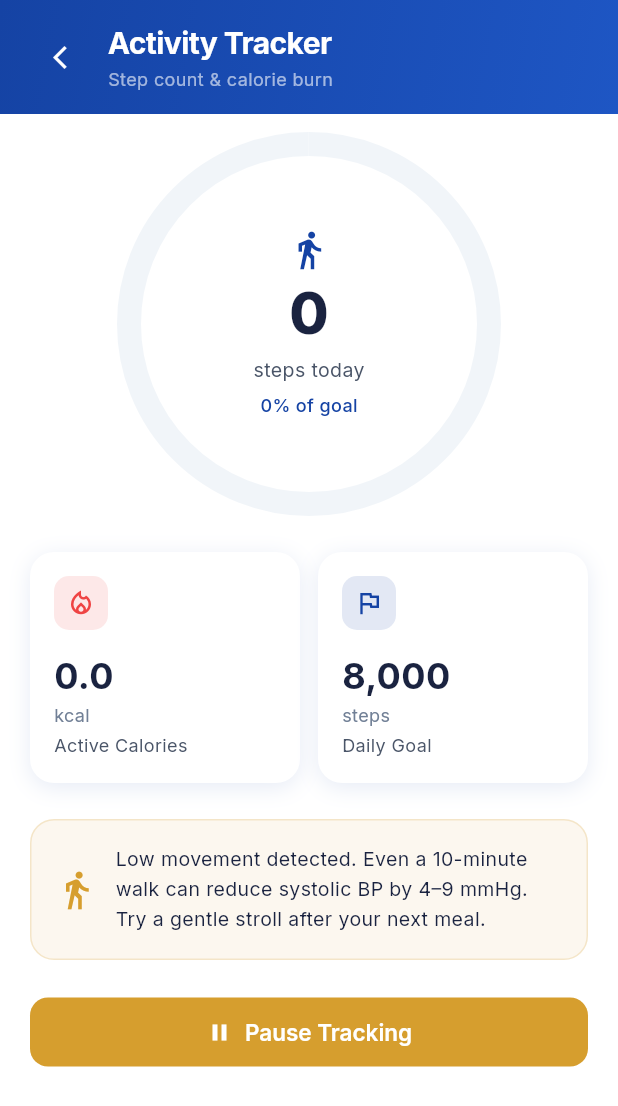
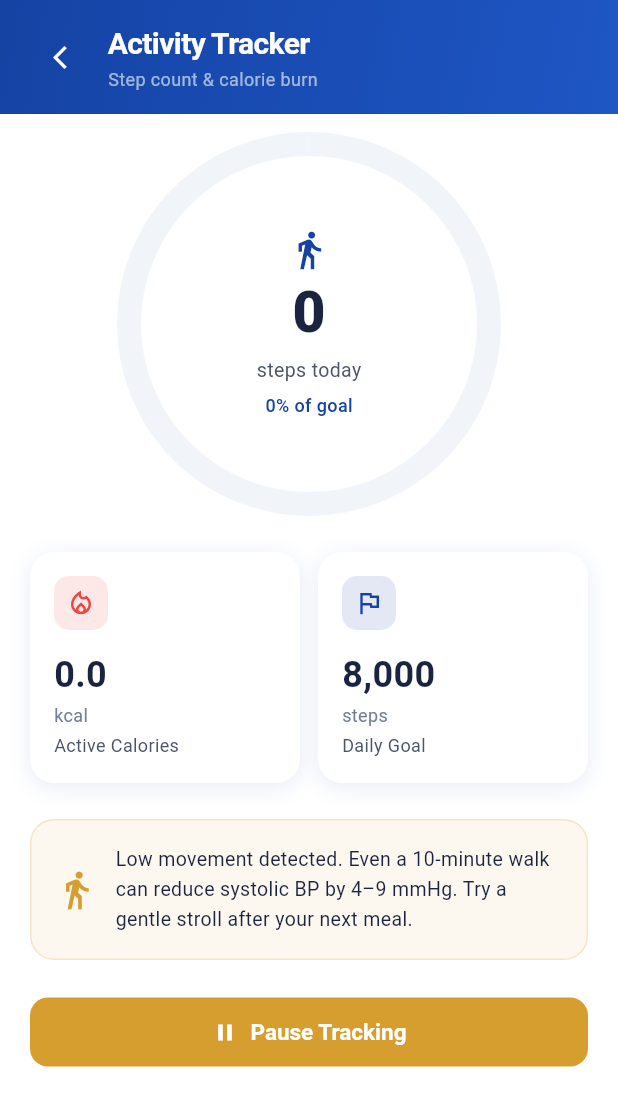
Before and after one commit to Drhari730/BP-Mitra, a Flutter app: the ActivityView screen opened by its route, on a phone screen of 412 x 824 dp. Shown: the top 1106 px of the screen. Run offline on Flutter 3.47's test engine with Material 3 defaults, Android fonts, the phone set to English and light mode, and no system bars; our stand-ins replace bloc, camera, dio, equatable, fl_chart, flutter_bloc and 7 more; accounts and stored records are empty; network calls fail.

Commit message:
fix: remove missing Inter font assets that caused APK build failure
The assets/fonts/ directory was never created so Flutter's asset bundler
failed on every CI run. Removed the font declarations from pubspec.yaml
and fontFamily references from app_theme.dart — the app now uses the
platform default (Roboto on Android), which is visually equivalent.

https://claude.ai/code/session_01DZU83do3nJjdWW2sMAJmNL

```diff
--- a/flutter_app/lib/theme/app_theme.dart
+++ b/flutter_app/lib/theme/app_theme.dart
@@ -43,8 +43,6 @@ class AppTheme {
       onSecondary: darkBlue,
       onSurface: darkSlate,
     ),
-    fontFamily: 'Inter',
-
     // ── AppBar matches Dark Blue header block spec ────────────
     appBarTheme: const AppBarTheme(
       backgroundColor: darkBlue,
@@ -52,7 +50,6 @@ class AppTheme {
       elevation: 0,
       centerTitle: false,
       titleTextStyle: TextStyle(
-        fontFamily: 'Inter',
         fontSize: 20,
         fontWeight: FontWeight.w700,
         color: white,
@@ -88,7 +85,7 @@ class AppTheme {
         foregroundColor: white,
         padding: const EdgeInsets.symmetric(horizontal: 24, vertical: 14),
         shape: RoundedRectangleBorder(borderRadius: BorderRadius.circular(12)),
-        textStyle: const TextStyle(fontFamily: 'Inter', fontSize: 15, fontWeight: FontWeight.w600),
+        textStyle: const TextStyle(fontSize: 15, fontWeight: FontWeight.w600),
         elevation: 0,
       ),
     ),
```
Also changed, not shown: flutter_app/pubspec.yaml (+0 -10 lines).
